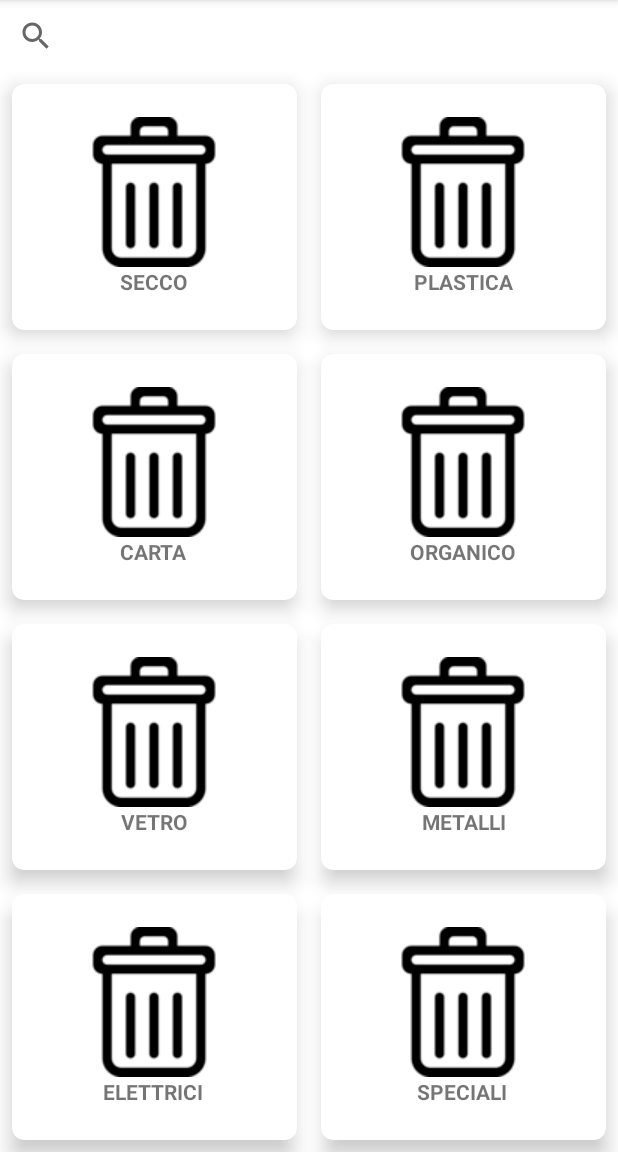
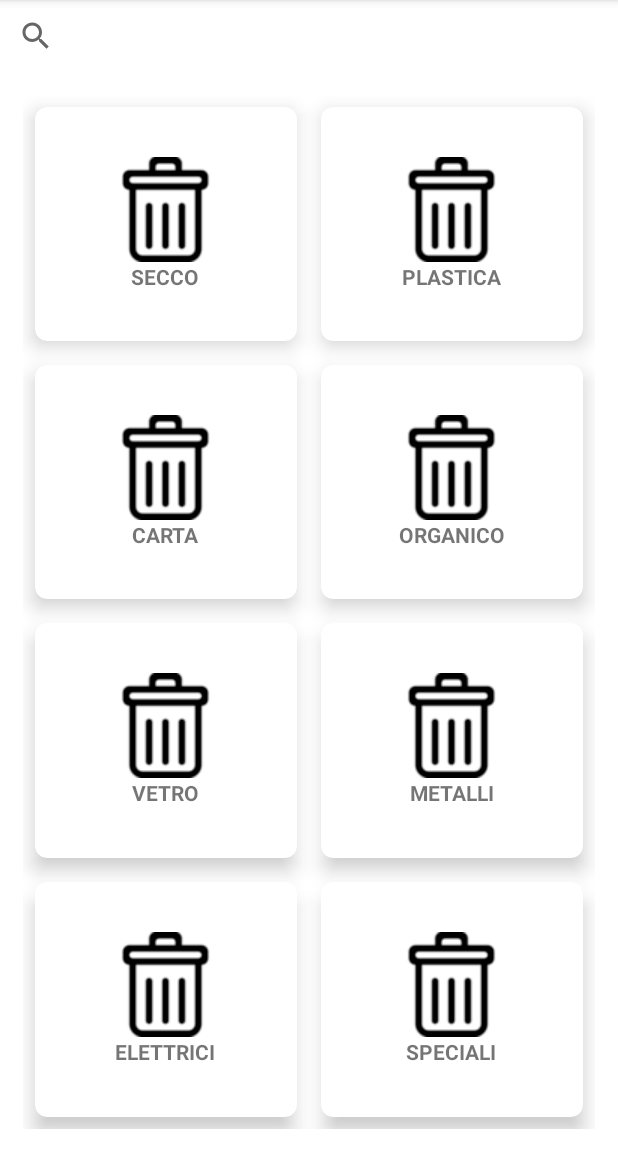
Before and after one commit to FAR719/NoWaste, an Android app: the screen it shows after launch (MainActivity), on a phone screen of 412 x 824 dp, the part 84-1236 px from its top. Run offline under Robolectric (Android 15) with nearby library versions, the phone set to English and light mode, and no system bars.

Commit message:
Aggiunto margine

```diff
--- a/app/src/main/res/layout/activity_main.xml
+++ b/app/src/main/res/layout/activity_main.xml
@@ -18,7 +18,8 @@
         android:layout_below="@+id/wasteSearchView"
         android:rowCount="4"
         android:columnCount="2"
-        >
+        android:layout_margin="15dp">
+
         <!--CardViewSecco-->
         <androidx.cardview.widget.CardView
             android:layout_width="wrap_content"
```
Also changed, not shown: app/src/main/res/drawable/bidone.png.
